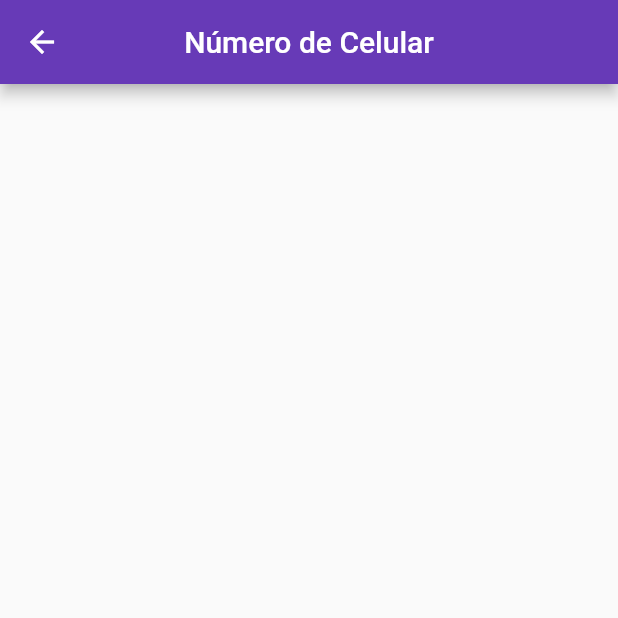
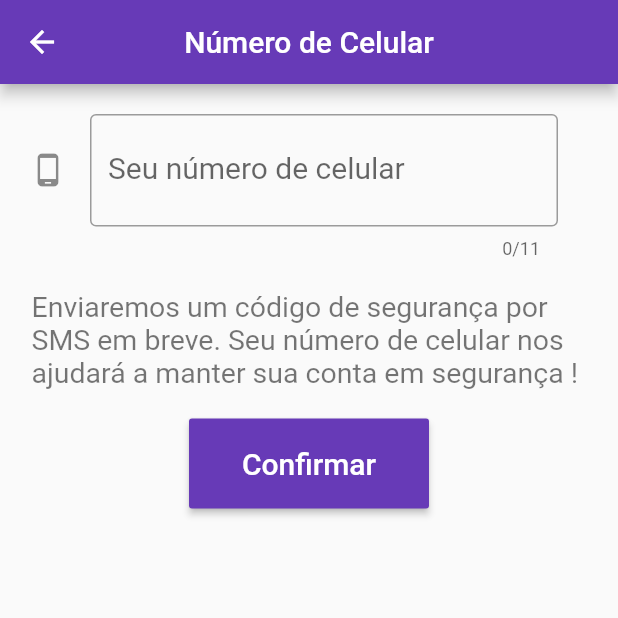
Before and after one commit to mateusximeness/bisbike, a Flutter app: the NumeroCelular screen opened directly, on a phone screen of 412 x 824 dp, the top half of it. Run offline on Flutter 3.47's test engine with Material 2 defaults, Android fonts, the phone set to English and light mode, and no system bars; network calls fail.

Commit message:
Classe Confirmação de Código adicionada, com Texto, Botão e TextField !

```diff
--- a/lib/views/Cadastro.dart
+++ b/lib/views/Cadastro.dart
@@ -25,6 +25,7 @@ class _CadastroState extends State<Cadastro> {
             Padding(
               padding: const EdgeInsets.fromLTRB(10,20,15,10),
                 child: TextField(
+                  keyboardType: TextInputType.emailAddress,
                   style: TextStyle(fontSize: 16.0),
                   decoration: InputDecoration(
                     icon: Icon(Icons.person),
--- a/lib/views/NumeroCelular.dart
+++ b/lib/views/NumeroCelular.dart
@@ -1,5 +1,6 @@
 import 'dart:ui';
 
+import 'package:bisbike/views/SegCode.dart';
 import 'package:flutter/material.dart';
 
 class NumeroCelular extends StatefulWidget {
@@ -18,7 +19,60 @@ class _NumeroCelularState extends State<NumeroCelular> {
       ),
       body: Column(
         children: <Widget>[
+          Container(
+            padding: EdgeInsets.fromLTRB(20, 20, 40, 20),
+            child: TextField(
+              maxLength: 11,
+              maxLengthEnforced: true,
+              keyboardType: TextInputType.phone,
+              keyboardAppearance: Brightness.dark,
+              style: TextStyle(
+                fontSize: 30,
+              ),
+              decoration: InputDecoration(
+                hintText: "(99) 99999-9999",
+                labelText: "Seu número de celular",
+                labelStyle: TextStyle(
+                    fontSize: 20
+                ),
+                icon: Icon(Icons.phone_android),
+                border: OutlineInputBorder(),
+              ),
+            ),
+          ),
+          Container(
+              padding: EdgeInsets.only(left: 15),
+              width: 400,
+              child: Text(
+                "Enviaremos um código de segurança por SMS em breve. Seu número de celular nos ajudará a manter sua conta em segurança !",
+                style: TextStyle(fontSize: 19,
+                    color: Colors.black54),
+              )
+          ),
+          Container(
+            height: 100,
+            width: 200,
+            padding: EdgeInsets.all(20),
+            child: RaisedButton(
+                child: Text(
+                  "Confirmar",
+                  style: TextStyle(
+                      color: Colors.white,
+                      fontSize: 20
+                  ),
+                ),
+                color: Colors.deepPurple,
+                onPressed: (){
+                  Navigator.push(
+                      context,
+                      MaterialPageRoute(
+                          builder: (context) => Codigo()
+                      )
+                  );
+                }
+            ),
 
+          )
         ],
       ),
     );
```
Also changed, not shown: lib/views/SegCode.dart (added, +63 -0 lines).
